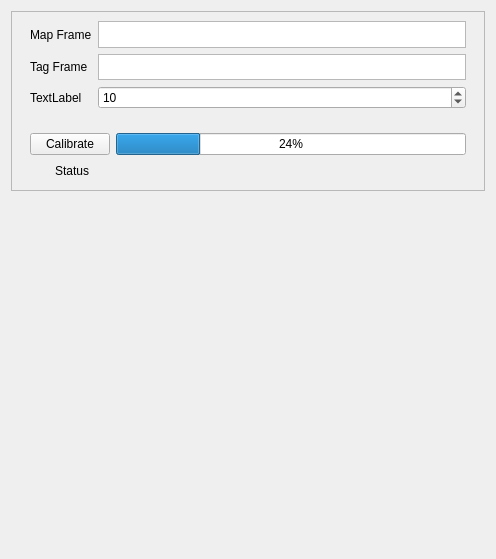
This is riptide_rviz/riptide_rviz/src/MappingPanel.ui in osu-uwrt/riptide_gui as Qt 5 draws it before an edit. The edited form follows.
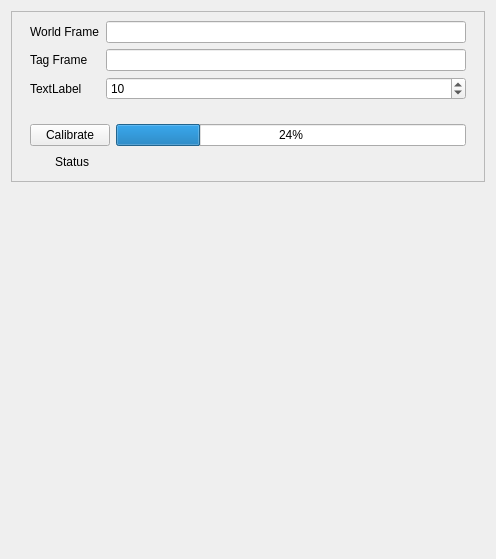
This is the edited form.

Commit message: mapping panel appears to work...

```diff
--- a/riptide_rviz/riptide_rviz/src/MappingPanel.ui
+++ b/riptide_rviz/riptide_rviz/src/MappingPanel.ui
@@ -38,25 +38,6 @@
          </size>
         </property>
         <layout class="QGridLayout" name="gridLayout">
-         <item row="0" column="1">
-          <widget class="QPlainTextEdit" name="mapFrame">
-           <property name="sizePolicy">
-            <sizepolicy hsizetype="Expanding" vsizetype="Preferred">
-             <horstretch>0</horstretch>
-             <verstretch>0</verstretch>
-            </sizepolicy>
-           </property>
-           <property name="maximumSize">
-            <size>
-             <width>16777215</width>
-             <height>27</height>
-            </size>
-           </property>
-           <property name="verticalScrollBarPolicy">
-            <enum>Qt::ScrollBarAlwaysOff</enum>
-           </property>
-          </widget>
-         </item>
          <item row="1" column="0">
           <widget class="QLabel" name="label_2">
            <property name="text">
@@ -64,25 +45,6 @@
            </property>
           </widget>
          </item>
-         <item row="1" column="1">
-          <widget class="QPlainTextEdit" name="tagFrame">
-           <property name="sizePolicy">
-            <sizepolicy hsizetype="Preferred" vsizetype="Preferred">
-             <horstretch>0</horstretch>
-             <verstretch>0</verstretch>
-            </sizepolicy>
-           </property>
-           <property name="maximumSize">
-            <size>
-             <width>16777215</width>
-             <height>26</height>
-            </size>
-           </property>
-           <property name="verticalScrollBarPolicy">
-            <enum>Qt::ScrollBarAlwaysOff</enum>
-           </property>
-          </widget>
-         </item>
          <item row="2" column="0">
           <widget class="QLabel" name="label_3">
            <property name="text">
@@ -93,7 +55,7 @@
          <item row="0" column="0">
           <widget class="QLabel" name="label">
            <property name="text">
-            <string>Map Frame</string>
+            <string>World Frame</string>
            </property>
           </widget>
          </item>
@@ -107,6 +69,12 @@
            </property>
           </widget>
          </item>
+         <item row="0" column="1">
+          <widget class="QLineEdit" name="worldFrame"/>
+         </item>
+         <item row="1" column="1">
+          <widget class="QLineEdit" name="tagFrame"/>
+         </item>
         </layout>
        </widget>
       </item>
```
The commit also changes 2 other files.
